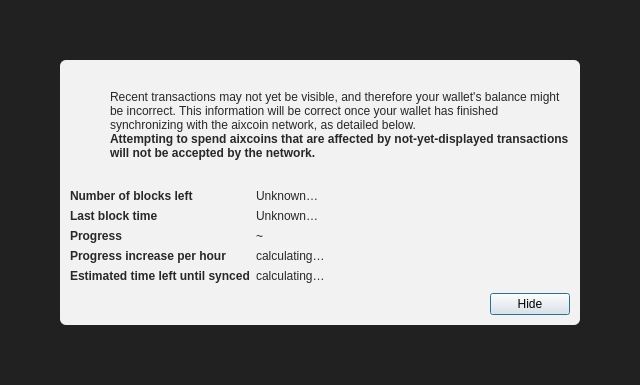
This is src/qt/forms/modaloverlay.ui in aixcoin-core/gui as Qt 5 draws it before an edit. The edited form follows.
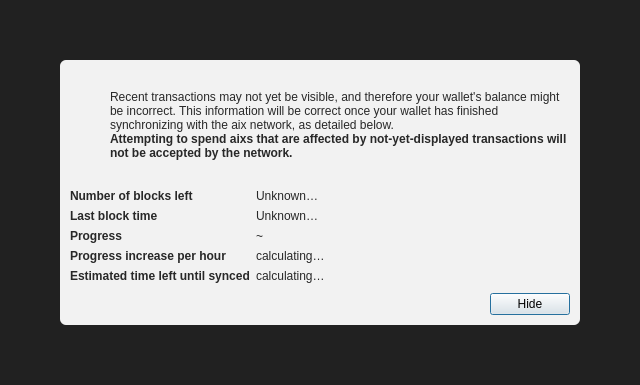
This is the edited form. Icons and pictures are not drawn.

What changed in the file:
```diff
--- a/src/qt/forms/modaloverlay.ui
+++ b/src/qt/forms/modaloverlay.ui
@@ -130,7 +130,7 @@
              <item>
               <widget class="QLabel" name="infoText">
                <property name="text">
-                <string>Recent transactions may not yet be visible, and therefore your wallet's balance might be incorrect. This information will be correct once your wallet has finished synchronizing with the aixcoin network, as detailed below.</string>
+                <string>Recent transactions may not yet be visible, and therefore your wallet's balance might be incorrect. This information will be correct once your wallet has finished synchronizing with the aix network, as detailed below.</string>
                </property>
                <property name="textFormat">
                 <enum>Qt::RichText</enum>
@@ -149,7 +149,7 @@
                 </font>
                </property>
                <property name="text">
-                <string>Attempting to spend aixcoins that are affected by not-yet-displayed transactions will not be accepted by the network.</string>
+                <string>Attempting to spend aixs that are affected by not-yet-displayed transactions will not be accepted by the network.</string>
                </property>
                <property name="textFormat">
                 <enum>Qt::RichText</enum>
```
